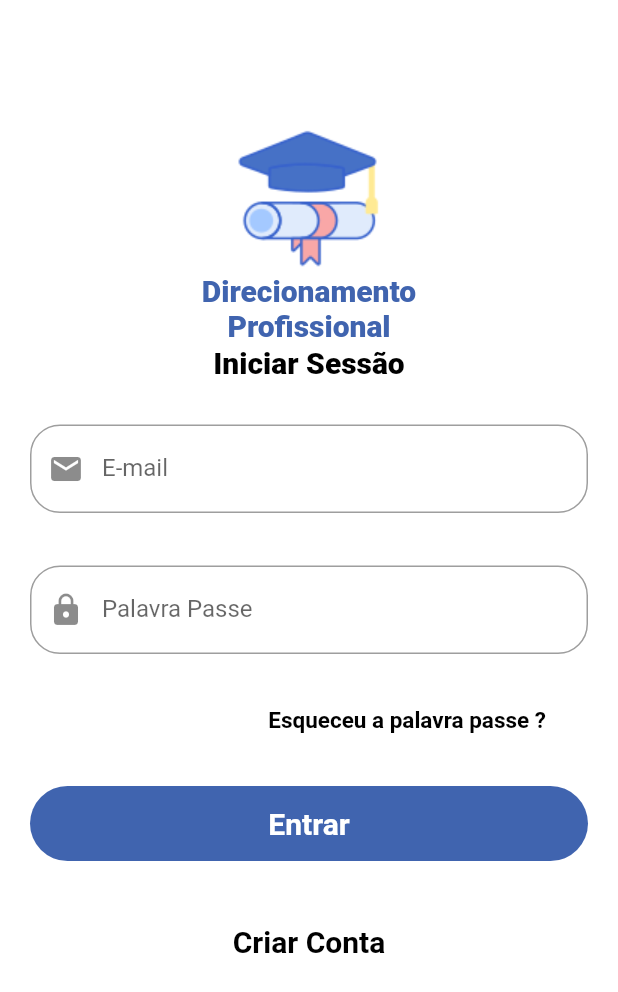
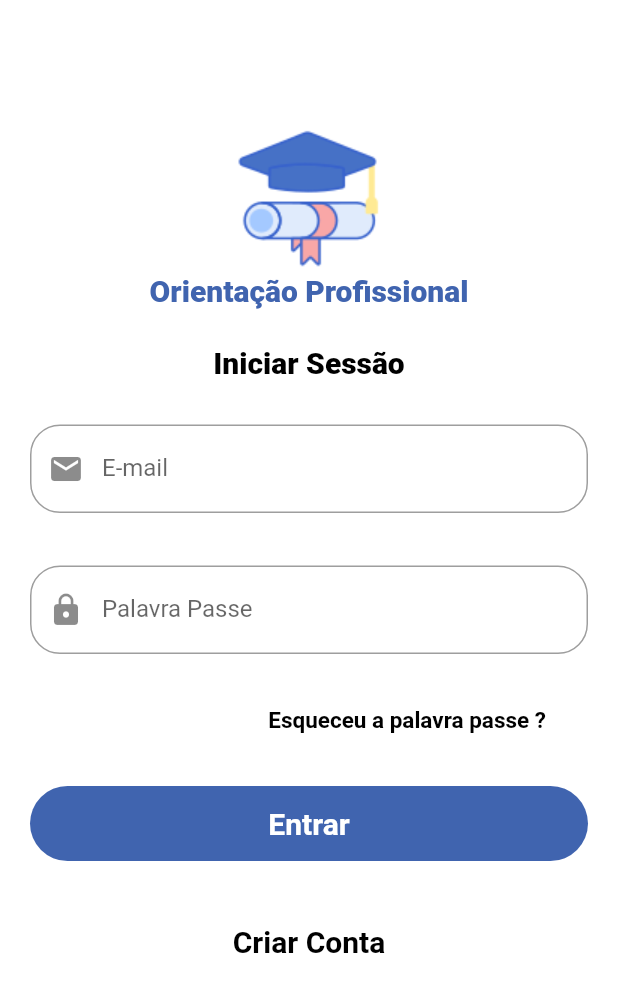
Before and after one commit to helmercap11/direcionamento, a Flutter app: the screen it shows after launch, on a phone screen of 412 x 824 dp. Shown: the top 992 px of the screen. Run offline on Flutter 3.47's test engine with Material 2 defaults, Android fonts, the phone set to English and light mode, and no system bars; our stand-ins replace badges, cached_network_image, carousel_slider, flutter_custom_clippers, flutter_svg; missing offline and left inert: flutter_form_bloc.

Commit message:
create screen high school

```diff
--- a/lib/screens/acess_page/login_page.dart
+++ b/lib/screens/acess_page/login_page.dart
@@ -191,7 +191,7 @@ class _LoginPageState extends State<LoginPage> {
               ),
               Image(image: new AssetImage('assets/images/icons_1.png')),
               Text(
-                "Direcionamento Profissional",
+                "Orientação Profissional",
                 textAlign: TextAlign.center,
                 style: TextStyle(
                     fontSize: 20, color: primary, fontWeight: FontWeight.w900),
--- a/lib/screens/home_page/home_page.dart
+++ b/lib/screens/home_page/home_page.dart
@@ -227,7 +227,7 @@ class SubjectForm extends StatelessWidget {
           final formBloc = BlocProvider.of<AllFilds>(context);
           return Scaffold(
             appBar: AppBar(
-              title: Text('Direcionamento Profissional'),
+              title: Text('Orientação Profissional'),
               backgroundColor: primary,
             ),
             floatingActionButton: Column(
@@ -237,7 +237,7 @@ class SubjectForm extends StatelessWidget {
                   heroTag: null, foregroundColor: primary,
                   //onPressed: formBloc.submit,
                   onPressed: () {
-                    Navigator.push(context, MaterialPageRoute(builder: (context) =>SchoolPage()));
+                    Navigator.push(context, MaterialPageRoute(builder: (context) =>QuizHome()));
                   },
                   icon: Icon(Icons.save, color: white,),
                   label: Text('Guargar Dados',style: TextStyle(color: white),),
--- a/lib/screens/splash_page/splash_page.dart
+++ b/lib/screens/splash_page/splash_page.dart
@@ -39,7 +39,7 @@ class _SplashPageState extends State<SplashPage> {
                     SizedBox(height: 30,),
                     Center(
                       child: Text(
-                        "Direcionamento Profissional", textAlign: TextAlign.center,
+                        "Orientação Profissional", textAlign: TextAlign.center,
                         style: TextStyle(color: primary, fontSize: 30, fontWeight: FontWeight.bold),
                       ) ,
                     )
```
Also changed, not shown: lib/quiz_page/check_answers.dart (+15 -0 lines).
